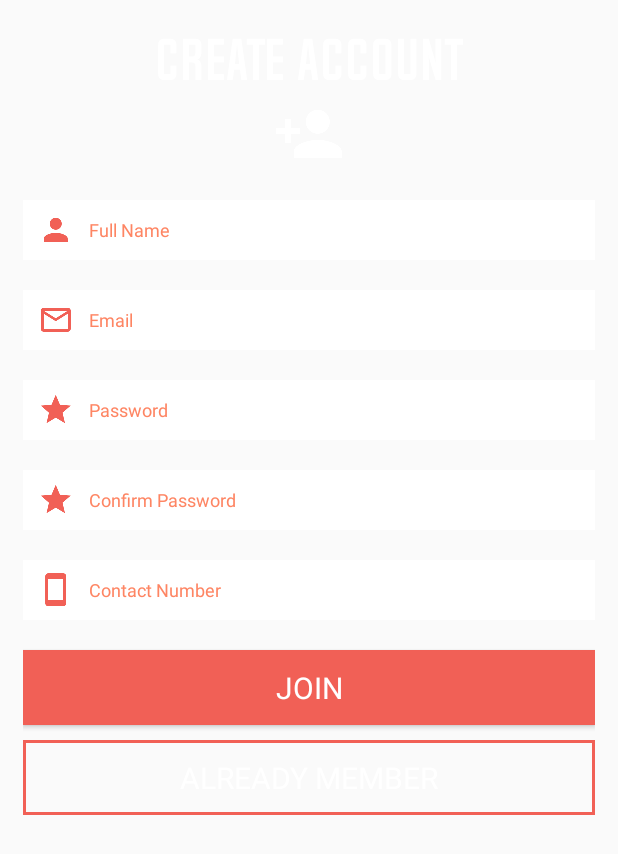
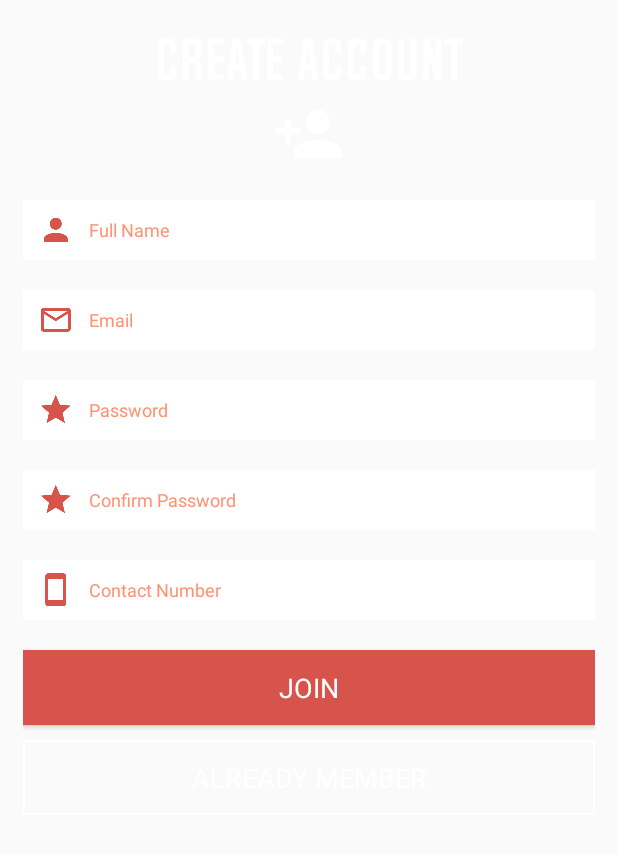
Before and after one commit to ronem123/Carwash, an Android app: the layout create_account.xml on its own in the app's theme, with its tools: preview values and no code run, on a phone screen of 412 x 824 dp. Shown: the top 854 px of the screen. Run offline under Robolectric (Android 15) with nearby library versions, the phone set to English and light mode, and no system bars.

Commit message:
login register layout design

```diff
--- a/app/src/main/AndroidManifest.xml
+++ b/app/src/main/AndroidManifest.xml
@@ -16,6 +16,12 @@
                 <category android:name="android.intent.category.LAUNCHER" />
             </intent-filter>
         </activity>
+        <activity
+            android:name=".view.LoginRegisterActivity"
+            android:screenOrientation="portrait" />
+        <activity
+            android:name=".view.Dashboard"
+            android:screenOrientation="portrait" />
     </application>
 
 </manifest>
--- a/app/src/main/java/com/ronem/carwash/view/LoginRegisterActivity.java
+++ b/app/src/main/java/com/ronem/carwash/view/LoginRegisterActivity.java
@@ -1,5 +1,6 @@
 package com.ronem.carwash.view;
 
+import android.content.Intent;
 import android.os.Bundle;
 import android.support.annotation.Nullable;
 import android.support.v7.app.AppCompatActivity;
@@ -55,7 +56,9 @@ public class LoginRegisterActivity extends AppCompatActivity {
 
         sessionManager = new SessionManager(this);
         if (sessionManager.isLoggedIn()) {
-
+            Intent i = new Intent(this, Dashboard.class);
+            i.setFlags(Intent.FLAG_ACTIVITY_CLEAR_TASK | Intent.FLAG_ACTIVITY_NEW_TASK);
+            startActivity(i);
         } else {
             loginLayout.setVisibility(View.VISIBLE);
             createAccLayout.setVisibility(View.GONE);
--- a/app/src/main/res/drawable/border_selector.xml
+++ b/app/src/main/res/drawable/border_selector.xml
@@ -3,7 +3,7 @@
     <item android:state_pressed="false">
         <shape>
             <solid android:color="@color/transparent" />
-            <stroke android:width="2dp" android:color="@color/color_login" />
+            <stroke android:width="1dp" android:color="@color/color_white" />
         </shape>
     </item>
     <item android:state_pressed="true">
--- a/app/src/main/res/layout/create_account.xml
+++ b/app/src/main/res/layout/create_account.xml
@@ -75,7 +75,8 @@
 
             <Button
                 android:id="@+id/btn_already_member"
-                style="@style/event_button.HaveAccount" />
+                style="@style/event_button.HaveAccount"
+                android:layout_marginBottom="10dp"/>
         </LinearLayout>
     </ScrollView>
 
--- /dev/null
+++ b/app/src/main/res/layout/dashboard.xml
@@ -0,0 +1,6 @@
+<?xml version="1.0" encoding="utf-8"?>
+<LinearLayout xmlns:android="http://schemas.android.com/apk/res/android"
+    android:orientation="vertical" android:layout_width="match_parent"
+    android:layout_height="match_parent">
+
+</LinearLayout>
--- a/app/src/main/res/values/colors.xml
+++ b/app/src/main/res/values/colors.xml
@@ -8,7 +8,7 @@
     <color name="grad_end">#FF8764</color>
     <color name="color_white">#ffffff</color>
     <color name="color_black">#000000</color>
-    <color name="color_login">#f16056</color>
-    <color name="color_sign_up">#fe8563</color>
+    <color name="color_login">#d6544b</color>
+    <color name="color_sign_up">#ff9273</color>
     <color name="transparent">#00000000</color>
 </resources>
--- a/app/src/main/res/values/styles.xml
+++ b/app/src/main/res/values/styles.xml
@@ -1,7 +1,7 @@
 <resources>
 
     <!-- Base application theme. -->
-    <style name="AppTheme" parent="Theme.AppCompat.Light.DarkActionBar">
+    <style name="AppTheme" parent="Theme.AppCompat.Light.NoActionBar">
         <!-- Customize your theme here. -->
         <item name="colorPrimary">@color/colorPrimary</item>
         <item name="colorPrimaryDark">@color/colorPrimaryDark</item>
@@ -26,7 +26,7 @@
         <item name="android:layout_height">50dp</item>
         <item name="android:layout_marginTop">10dp</item>
         <item name="android:gravity">center</item>
-        <item name="android:textSize">20sp</item>
+        <item name="android:textSize">18sp</item>
         <item name="android:textAllCaps">true</item>
         <item name="android:textColor">@color/color_white</item>
     </style>
```
Also changed, not shown: app/src/main/java/com/ronem/carwash/view/Dashboard.java (+10 -0 lines).
